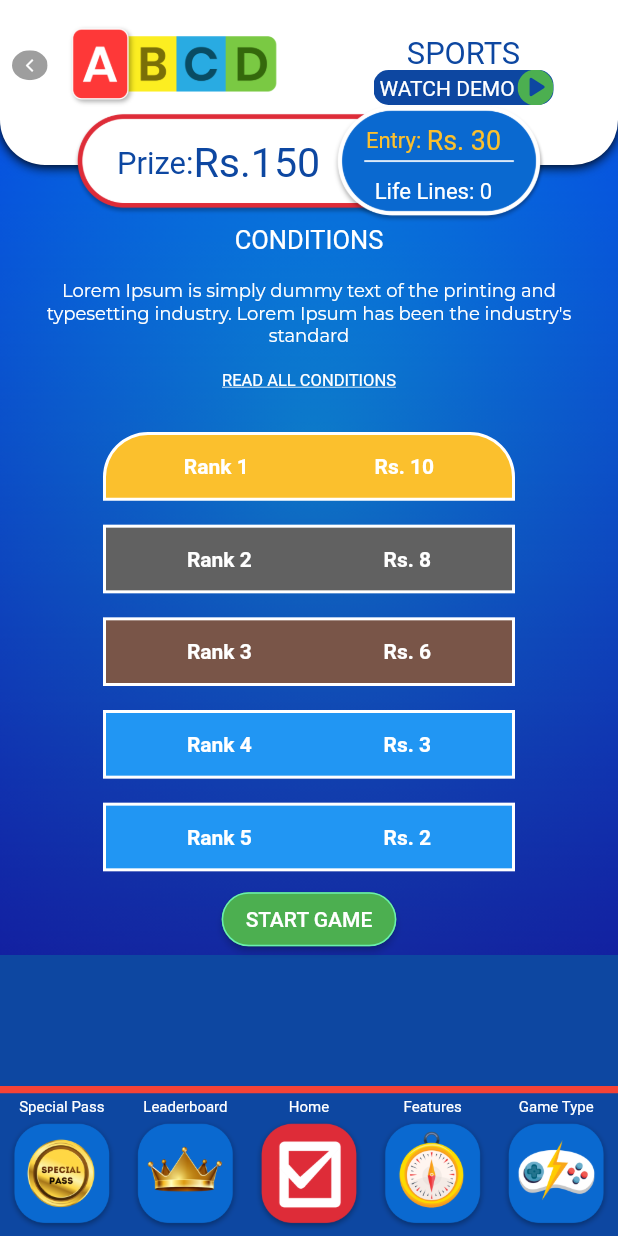
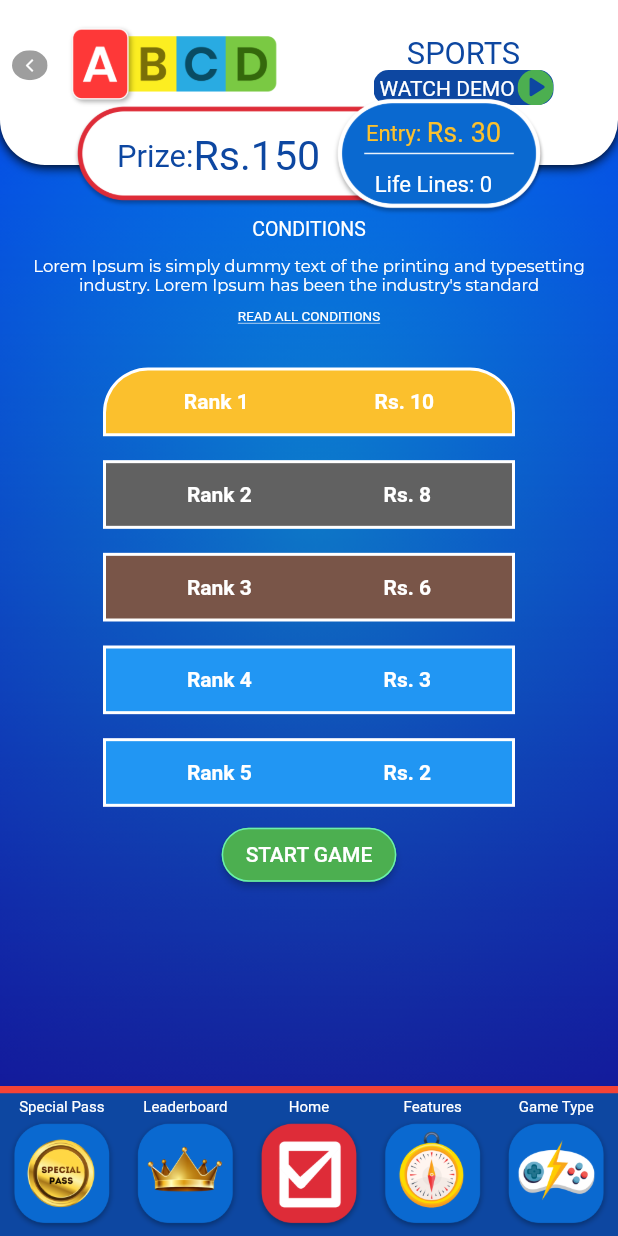
Before and after one commit to arun7dev/nyxwolves, a Flutter app: the Page2 screen opened directly, on a phone screen of 412 x 824 dp. Run offline on Flutter 3.47's test engine with Material 2 defaults, Android fonts, the phone set to English and light mode, and no system bars; our stand-ins replace flutter_custom_clippers, flutter_swiper, google_fonts, percent_indicator, tab_indicator_styler; missing offline and left inert: list_wheel_scroll_view_x.

Commit message:
2 pages done++

```diff
--- a/lib/screens/page2.dart
+++ b/lib/screens/page2.dart
@@ -92,6 +92,7 @@ class _Page2State extends State<Page2> {
                 ? Stack(
                     children: [
                       Container(
+                        height: MediaQuery.of(context).size.height,
                         decoration: BoxDecoration(
                           image: new DecorationImage(
                             image: new AssetImage("assets/bg.png"),
@@ -103,23 +104,24 @@ class _Page2State extends State<Page2> {
                             mainAxisAlignment: MainAxisAlignment.end,
                             children: [
                               SizedBox(
-                                height: 150,
+                                height: 145,
                               ),
                               Center(
                                 child: Text(
                                   'CONDITIONS',
                                   style: GoogleFonts.fredokaOne(
-                                      fontSize: 17, color: Colors.white),
+                                      fontSize: 13, color: Colors.white),
                                 ),
                               ),
                               Padding(
-                                padding: const EdgeInsets.all(16.0),
+                                padding: const EdgeInsets.symmetric(
+                                    horizontal: 16, vertical: 10),
                                 child: Text(
                                   "Lorem Ipsum is simply dummy text of the printing and typesetting industry. Lorem Ipsum has been the industry's standard ",
                                   textAlign: TextAlign.center,
                                   style: GoogleFonts.montserrat(
                                     color: Colors.white,
-                                    fontSize: 12,
+                                    fontSize: 11,
                                   ),
                                 ),
                               ),
@@ -127,7 +129,7 @@ class _Page2State extends State<Page2> {
                                 child: Text(
                                   'READ ALL CONDITIONS',
                                   style: GoogleFonts.fredokaOne(
-                                    fontSize: 11,
+                                    fontSize: 9,
                                     color: Colors.white,
                                     decoration: TextDecoration.underline,
                                   ),
@@ -166,7 +168,7 @@ class _Page2State extends State<Page2> {
                         ),
                       ),
                       Container(
-                        height: 150,
+                        height: 145,
                         width: MediaQuery.of(context).size.width,
                         child: Stack(
                           alignment: Alignment.topCenter,
--- a/pubspec.yaml
+++ b/pubspec.yaml
@@ -50,4 +50,5 @@ flutter:
     - assets/page1/othergames/
     - assets/navbar/
     - assets/page1/rating/
+    - assets/page1/
     - assets/page2/
```
Also changed, not shown: lib/screens/page1.dart (+3 -4 lines), assets/page1/user.jpg (added).
